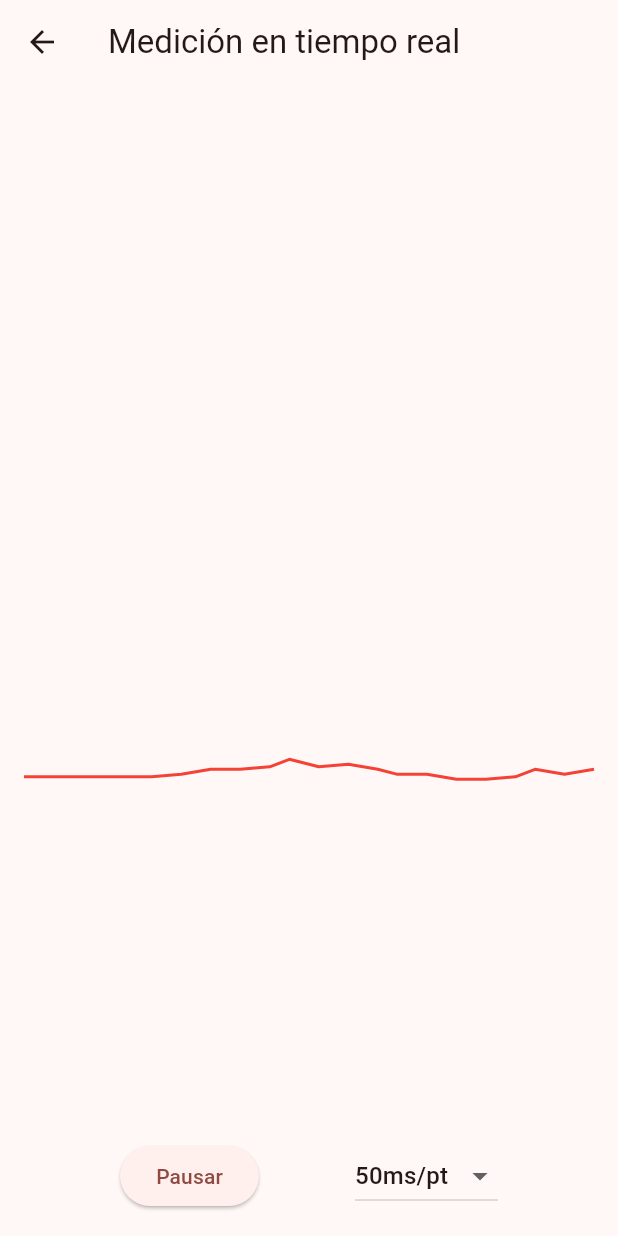
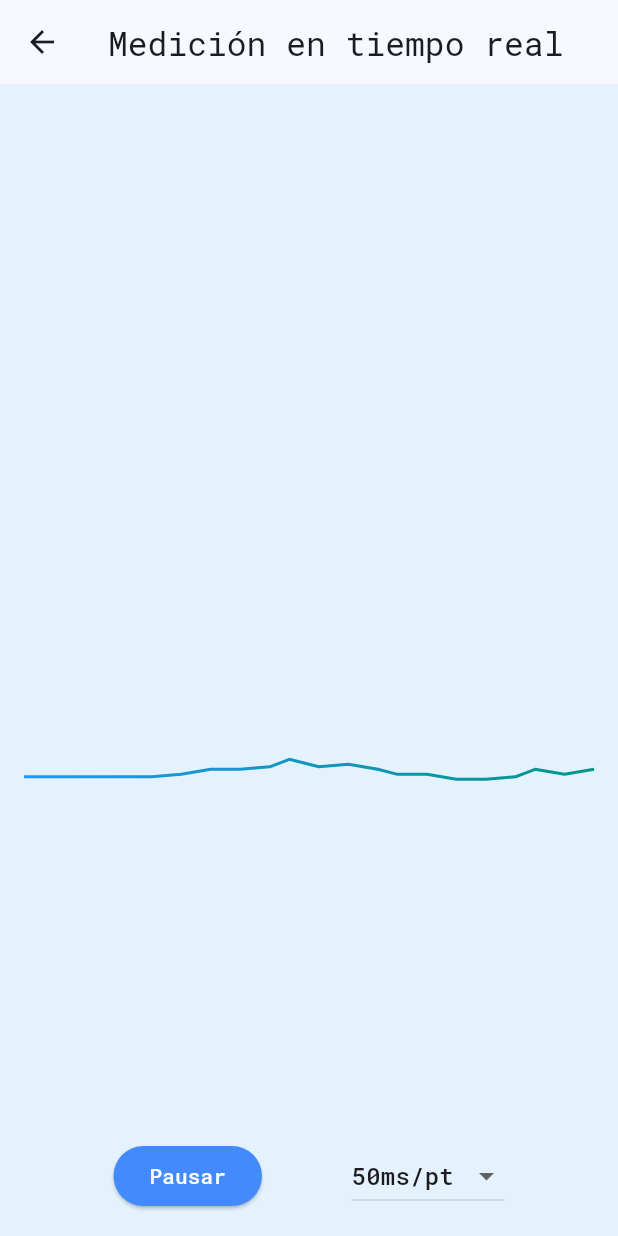
Before and after one commit to Carlos20034657/Los-Amigazos, a Flutter app: the screen it shows after launch, after a tap on "Comenzar a medir frecuencia cardiaca", on a phone screen of 412 x 824 dp. Run offline on Flutter 3.47's test engine with Material 3 defaults, Android fonts, the phone set to English and light mode, and no system bars; drawn by our look-alikes of fl_chart; our stand-ins replace google_fonts.

Commit message:
Cambio de color y font

```diff
--- a/lib/main.dart
+++ b/lib/main.dart
@@ -3,36 +3,49 @@ import 'dart:convert';
 import 'package:flutter/material.dart';
 import 'package:fl_chart/fl_chart.dart';
 import 'package:flutter/services.dart' show rootBundle;
+import 'package:google_fonts/google_fonts.dart';
 
-void main() => runApp(ECGApp());
+void main() => runApp(const ECGApp());
 
 class ECGApp extends StatelessWidget {
+  const ECGApp({super.key});
+
   @override
   Widget build(BuildContext context) {
     return MaterialApp(
-      title: 'ECG Simulador 11',
+      title: 'ECG Simulador',
       theme: ThemeData(
         useMaterial3: true,
-        colorSchemeSeed: Colors.red,
+        colorSchemeSeed: Colors.blue,
+        textTheme: GoogleFonts.robotoMonoTextTheme(),
       ),
       initialRoute: '/',
       routes: {
-        '/': (context) => InicioPage(),
-        '/medicion': (context) => MedicionPage(),
+        '/': (context) => const InicioPage(),
+        '/medicion': (context) => const MedicionPage(),
       },
     );
   }
 }
 
 class InicioPage extends StatelessWidget {
+  const InicioPage({super.key});
+
   @override
   Widget build(BuildContext context) {
     return Scaffold(
-      appBar: AppBar(title: Text('Simulador ECG')),
+      backgroundColor: Colors.blue.shade50,
+      appBar: AppBar(title: const Text('Simulador ECG')),
       body: Center(
         child: ElevatedButton(
+          style: ElevatedButton.styleFrom(
+            backgroundColor: Colors.blueAccent,
+            foregroundColor: Colors.white,
+            padding: const EdgeInsets.symmetric(horizontal: 24, vertical: 16),
+            textStyle: const TextStyle(fontSize: 18),
+          ),
           onPressed: () => Navigator.pushNamed(context, '/medicion'),
-          child: Text('Comenzar a medir frecuencia cardiaca'),
+          child: const Text('Comenzar a medir frecuencia cardiaca'),
         ),
       ),
     );
@@ -40,8 +53,10 @@ class InicioPage extends StatelessWidget {
 }
 
 class MedicionPage extends StatefulWidget {
+  const MedicionPage({super.key});
+
   @override
-  _MedicionPageState createState() => _MedicionPageState();
+  State<MedicionPage> createState() => _MedicionPageState();
 }
 
 class _MedicionPageState extends State<MedicionPage> {
@@ -60,7 +75,7 @@ class _MedicionPageState extends State<MedicionPage> {
 
   Future<void> _loadCsvData() async {
     final rawData = await rootBundle.loadString('assets/ecg_data.csv');
-    final lines = LineSplitter.split(rawData).skip(2); // skip headers
+    final lines = LineSplitter.split(rawData).skip(2);
     _allData = lines.map((line) {
       final parts = line.split(',');
       final x = double.tryParse(parts[0]) ?? 0.0;
@@ -105,7 +120,8 @@ class _MedicionPageState extends State<MedicionPage> {
   @override
   Widget build(BuildContext context) {
     return Scaffold(
-      appBar: AppBar(title: Text('Medición en tiempo real')),
+      appBar: AppBar(title: const Text('Medición en tiempo real')),
+      backgroundColor: Colors.blue.shade50,
       body: Padding(
         padding: const EdgeInsets.all(16.0),
         child: Column(
@@ -121,7 +137,10 @@ class _MedicionPageState extends State<MedicionPage> {
                   lineBarsData: [
                     LineChartBarData(
                       isCurved: false,
-                      gradient: LinearGradient(colors: [Colors.red, Colors.red]),
+                      gradient: const LinearGradient(colors: [
+                        Colors.blue,
+                        Colors.teal,
+                      ]),
                       barWidth: 2,
                       spots: _visibleData,
                       dotData: FlDotData(show: false),
@@ -130,11 +149,15 @@ class _MedicionPageState extends State<MedicionPage> {
                 ),
               ),
             ),
-            SizedBox(height: 20),
+            const SizedBox(height: 20),
             Row(
               mainAxisAlignment: MainAxisAlignment.spaceEvenly,
               children: [
                 ElevatedButton(
+                  style: ElevatedButton.styleFrom(
+                    backgroundColor: Colors.blueAccent,
+                    foregroundColor: Colors.white,
+                  ),
                   onPressed: _toggleRunning,
                   child: Text(_isRunning ? 'Pausar' : 'Reanudar'),
                 ),
--- a/pubspec.yaml
+++ b/pubspec.yaml
@@ -32,6 +32,7 @@ dependencies:
     sdk: flutter
   fl_chart: ^0.66.0
   csv: ^5.0.2
+  google_fonts: ^6.2.1
 
   # The following adds the Cupertino Icons font to your application.
   # Use with the CupertinoIcons class for iOS style icons.
```
